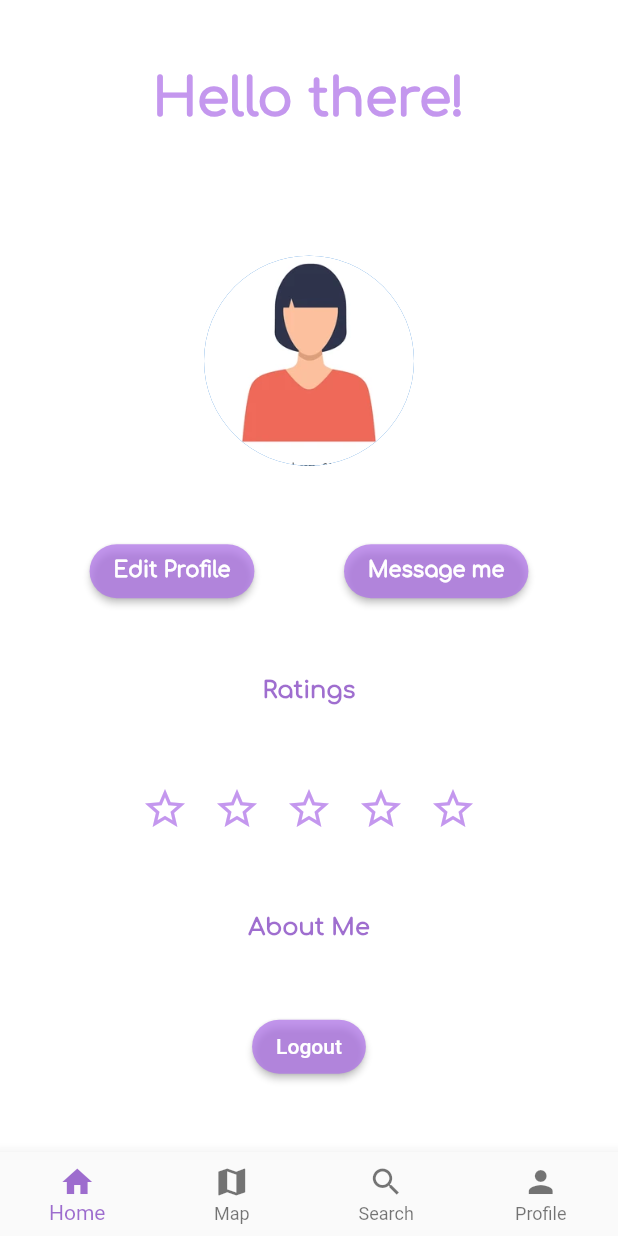
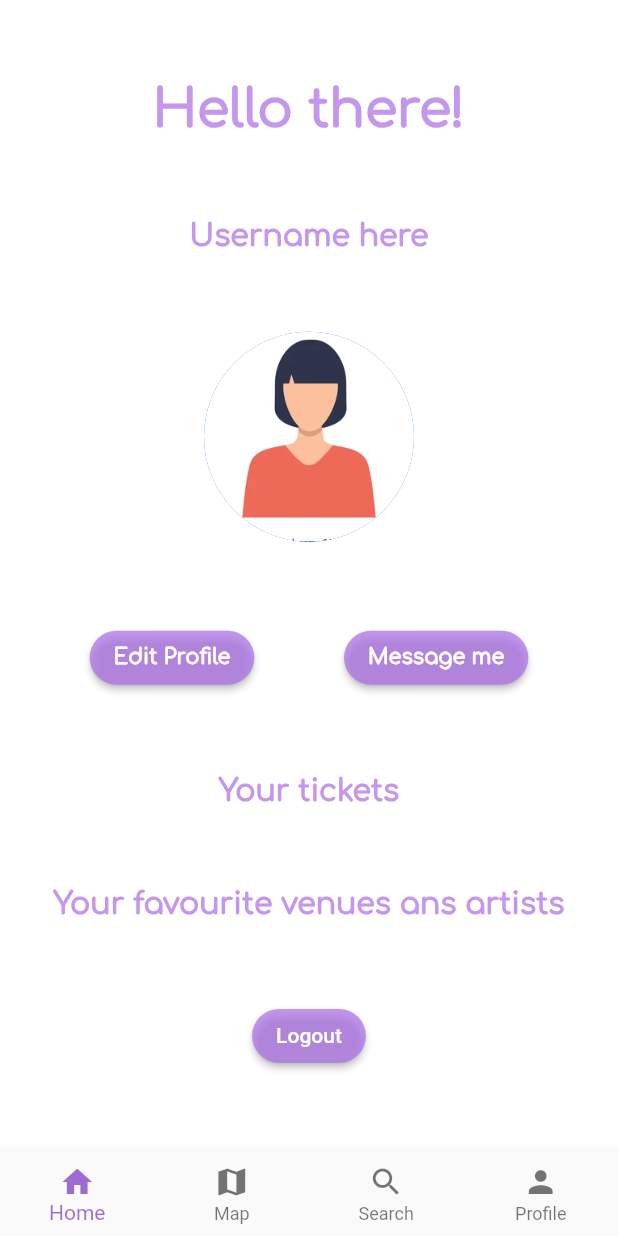
Before and after one commit to elaie/Gigged, a Flutter app: the screen it shows after launch, item 4 of the bottom bar chosen, on a phone screen of 412 x 824 dp. Run offline on Flutter 3.47's test engine with Material 2 defaults, Android fonts, the phone set to English and light mode, and no system bars; our stand-ins replace email_validator, firebase_auth, firebase_core, lottie; accounts and stored records are empty.

Commit message:
artist profile part 2

```diff
--- a/project2/lib/screens/Homepage.dart
+++ b/project2/lib/screens/Homepage.dart
@@ -4,10 +4,11 @@ import 'package:project2/screens/MainPage.dart';
 import 'package:project2/screens/MapPage.dart';
 import 'package:project2/screens/ProfilePage.dart';
 import 'package:project2/screens/SearchPage.dart';
+import 'package:project2/screens/UserProfilePage.dart';
 import 'package:project2/screens/constraints.dart';
 
 class HomePage extends StatefulWidget {
-  String userName='';
+  String userName='pritisha';
   String password='';
 
   HomePage(userName, password);
@@ -81,7 +82,9 @@ class _HomePageState extends State<HomePage> {
       MainPage(),
       MapPage(),
       SearchPage(),
-      ArtistProfilePage(widget.userName),
+      UserProfilePage(),
+      //ArtistProfilePage(widget.userName),
+
     ];
   }
 
--- /dev/null
+++ b/project2/lib/screens/UserProfilePage.dart
@@ -0,0 +1,138 @@
+import 'package:flutter/material.dart';
+import 'package:firebase_auth/firebase_auth.dart';
+import 'package:project2/screens/constraints.dart';
+import 'package:project2/screens/welcome_screen.dart';
+
+class UserProfilePage extends StatefulWidget {
+  const UserProfilePage({Key? key}) : super(key: key);
+
+  @override
+  State<UserProfilePage> createState() => _UserProfilePageState();
+}
+
+class _UserProfilePageState extends State<UserProfilePage> {
+  int _rating = 0;
+
+  @override
+  Widget build(BuildContext context) {
+    return Scaffold(
+      body: SafeArea(
+        child: Column(
+          mainAxisAlignment: MainAxisAlignment.spaceEvenly,
+          children: [
+            Text(
+              "Hello there!",
+              style: TextStyle(
+                  fontFamily: 'Comfortaa',
+                  fontWeight: FontWeight.bold,
+                  fontSize: 35,
+                  color: kPrimaryColor),
+            ),
+
+            Text(
+              "Username here",
+              style: TextStyle(
+                  fontFamily: 'Comfortaa',
+                  fontWeight: FontWeight.bold,
+                  fontSize: 20,
+                  color: kPrimaryColor),
+            ),
+            //profile picture
+            GestureDetector(
+              onTap: () {
+                print('image pressed');
+              },
+              child: const CircleAvatar(
+                radius: 70,
+                backgroundImage: AssetImage('assets/images/profile2.webp'),
+              ),
+            ),
+            //edit button and message buttons
+            Row(
+              mainAxisAlignment: MainAxisAlignment.spaceEvenly,
+              children: [
+                ElevatedButton(
+                  child: Text(
+                    "Edit Profile",
+                    style: TextStyle(
+                        fontFamily: 'Comfortaa', fontWeight: FontWeight.bold),
+                  ),
+                  style: ButtonStyle(
+                    backgroundColor: MaterialStateProperty.all(
+                      (kPrimaryColor),
+                    ),
+                    shape: MaterialStateProperty.all<RoundedRectangleBorder>(
+                      RoundedRectangleBorder(
+                        borderRadius: BorderRadius.circular(25.0),
+                      ),
+                    ),
+                  ),
+                  onPressed: () {},
+                ),
+                // message me
+                ElevatedButton(
+                  child: Text(
+                    "Message me",
+                    style: TextStyle(
+                        fontFamily: 'Comfortaa', fontWeight: FontWeight.bold),
+                  ),
+                  style: ButtonStyle(
+                    backgroundColor: MaterialStateProperty.all(
+                      (kPrimaryColor),
+                    ),
+                    shape: MaterialStateProperty.all<RoundedRectangleBorder>(
+                      RoundedRectangleBorder(
+                        borderRadius: BorderRadius.circular(25.0),
+                      ),
+                    ),
+                  ),
+                  onPressed: () {},
+                ),
+              ],
+            ),
+
+            //your tickets
+            Text(
+              "Your tickets",
+              style: TextStyle(
+                  fontFamily: 'Comfortaa',
+                  fontWeight: FontWeight.bold,
+                  fontSize: 20,
+                  color: kPrimaryColor),
+            ),
+            //favroite venues and artists
+            Text(
+              "Your favourite venues ans artists",
+              style: TextStyle(
+                  fontFamily: 'Comfortaa',
+                  fontWeight: FontWeight.bold,
+                  fontSize: 20,
+                  color: kPrimaryColor),
+            ),
+            //logout button
+            ElevatedButton(
+              child: Text("Logout"),
+              style: ButtonStyle(
+                backgroundColor: MaterialStateProperty.all(
+                  (kPrimaryColor),
+                ),
+                shape: MaterialStateProperty.all<RoundedRectangleBorder>(
+                  RoundedRectangleBorder(
+                    borderRadius: BorderRadius.circular(25.0),
+                  ),
+                ),
+              ),
+              onPressed: () {
+                FirebaseAuth.instance.signOut().then((value) {
+                  print("Signed Out");
+                  Navigator.push(context,
+                      MaterialPageRoute(builder: (context) => WelcomeScreen()));
+                });
+              },
+            ),
+          ],
+        ),
+      ),
+    );
+  }
+}
```
